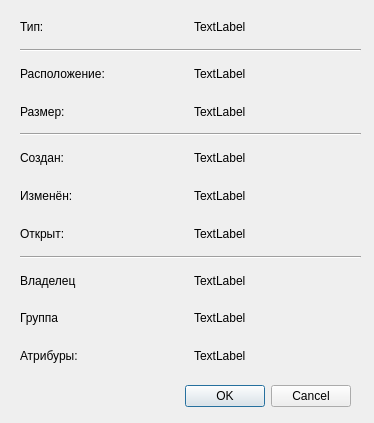
First picture: the form in propertiesdialog.ui, repository epetrenkodev/filemanager, before the edit.
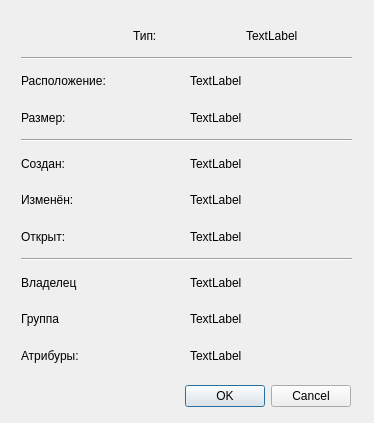
Second picture: the form after the edit. Icons and pictures are not drawn.

```diff
--- a/propertiesdialog.ui
+++ b/propertiesdialog.ui
@@ -32,15 +32,25 @@
   <widget class="QWidget" name="layoutWidget">
    <property name="geometry">
     <rect>
-     <x>20</x>
-     <y>11</y>
-     <width>341</width>
-     <height>361</height>
+     <x>21</x>
+     <y>20</y>
+     <width>331</width>
+     <height>351</height>
     </rect>
    </property>
    <layout class="QVBoxLayout" name="verticalLayout">
     <item>
      <layout class="QHBoxLayout" name="horizontalLayout_7">
+      <item>
+       <widget class="QLabel" name="fileIcon">
+        <property name="text">
+         <string/>
+        </property>
+        <property name="pixmap">
+         <pixmap resource="icons.qrc">:/icons/properties.ico</pixmap>
+        </property>
+       </widget>
+      </item>
       <item>
        <widget class="QLabel" name="label">
         <property name="text">
```
Left out of the diff: 4 changed lines with no effect on the pictures.
